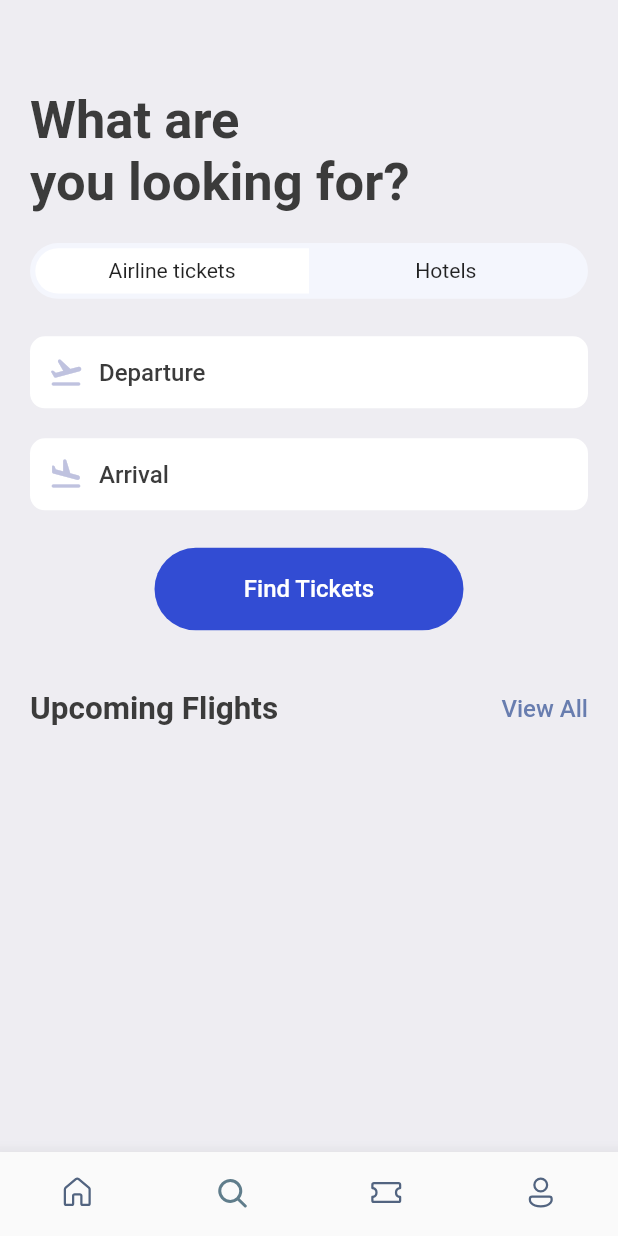
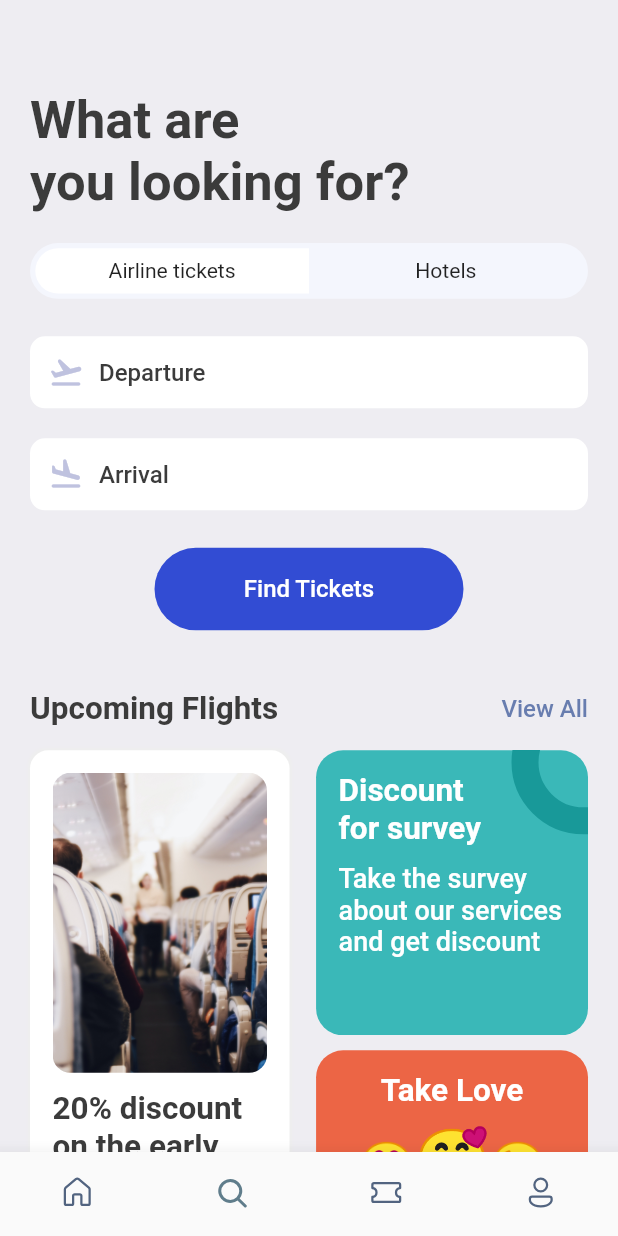
Before and after one commit to JAM5BOCsAdi/booking, a Flutter app: the screen it shows after launch, item 2 of the bottom bar chosen, on a phone screen of 412 x 824 dp. Run offline on Flutter 3.47's test engine with Material 2 defaults, Android fonts, the phone set to English and light mode, and no system bars; our stand-ins replace fluentui_icons, gap, get.

Commit message:
4:25:43 {FINISHED the SearchScreen[2] }

```diff
--- a/lib/screens/search_screen.dart
+++ b/lib/screens/search_screen.dart
@@ -87,6 +87,143 @@ class SearchScreen extends StatelessWidget {
           ),
           Gap(AppLayout.getHeight(40.0)),
           const AppDoubleTextWidget(bigText: "Upcoming Flights", smallText: "View All"),
+          Gap(AppLayout.getHeight(15.0)),
+          Row(
+            mainAxisAlignment: MainAxisAlignment.spaceBetween,
+            children: [
+              Container(
+                height: AppLayout.getHeight(400.0),
+                width: size.width * 0.42,
+                padding: EdgeInsets.symmetric(horizontal: AppLayout.getHeight(15.0), vertical: AppLayout.getWidth(15.0)),
+                decoration: BoxDecoration(
+                  color: Colors.white,
+                  borderRadius: BorderRadius.circular(AppLayout.getHeight(12.0)),
+                  boxShadow: [
+                    BoxShadow(
+                      color: Colors.grey.shade200,
+                      blurRadius: 1.0,
+                      spreadRadius: 1.0,
+                    ),
+                  ],
+                ),
+                child: Column(
+                  children: [
+                    Container(
+                      height: AppLayout.getHeight(200.0),
+                      decoration: BoxDecoration(
+                        borderRadius: BorderRadius.circular(AppLayout.getHeight(12.0)),
+                        image: const DecorationImage(
+                          fit: BoxFit.cover,
+                          image: AssetImage("assets/images/sit.jpg"),
+                        ),
+                      ),
+                    ),
+                    Gap(AppLayout.getHeight(12.0)),
+                    Text(
+                      "20% discount on the early booking of this flight. Don't miss out this chance ",
+                      style: Styles.headLineStyle2,
+                    ),
+                  ],
+                ),
+              ),
+              Column(
+                children: [
+                  Stack(
+                    children: [
+                      Container(
+                        width: size.width * 0.44,
+                        height: AppLayout.getHeight(190.0),
+                        decoration: BoxDecoration(
+                          color: const Color(0xFF3AB8B8),
+                          borderRadius: BorderRadius.circular(
+                            AppLayout.getHeight(18.0),
+                          ),
+                        ),
+                        padding: EdgeInsets.symmetric(
+                          vertical: AppLayout.getHeight(15.0),
+                          horizontal: AppLayout.getWidth(15.0),
+                        ),
+                        child: Column(
+                          crossAxisAlignment: CrossAxisAlignment.start,
+                          children: [
+                            Text(
+                              "Discount\nfor survey",
+                              style: Styles.headLineStyle2.copyWith(
+                                fontWeight: FontWeight.bold,
+                                color: Colors.white,
+                              ),
+                            ),
+                            Gap(AppLayout.getHeight(10.0)),
+                            Text(
+                              "Take the survey about our services and get discount",
+                              style: Styles.headLineStyle2.copyWith(
+                                fontWeight: FontWeight.w500,
+                                fontSize: 18.0,
+                                color: Colors.white,
+                              ),
+                            )
+                          ],
+                        ),
+                      ),
+                      Positioned(
+                        right: -45.0,
+                        top: -40.0,
+                        child: Container(
+                          padding: EdgeInsets.all(AppLayout.getHeight(30.0)),
+                          decoration: BoxDecoration(
+                            color: Colors.transparent,
+                            shape: BoxShape.circle,
+                            border: Border.all(
+                              width: 18.0,
+                              color: const Color(0xFF189999),
+                            ),
+                          ),
+                        ),
+                      ),
+                    ],
+                  ),
+                  Gap(AppLayout.getHeight(10.0)),
+                  Container(
+                    width: size.width * 0.44,
+                    height: AppLayout.getHeight(200.0),
+                    padding: EdgeInsets.symmetric(vertical: AppLayout.getHeight(15.0), horizontal: AppLayout.getWidth(15.0)),
+                    decoration: BoxDecoration(
+                      borderRadius: BorderRadius.circular(AppLayout.getHeight(18.0)),
+                      color: const Color(0xFFEC6545),
+                    ),
+                    child: Column(
+                      children: [
+                        Text(
+                          "Take Love",
+                          style: Styles.headLineStyle2.copyWith(color: Colors.white, fontWeight: FontWeight.bold),
+                          textAlign: TextAlign.center,
+                        ),
+                        Gap(AppLayout.getHeight(10.0)),
+                        RichText(
+                          text: const TextSpan(
+                            children: [
+                              TextSpan(
+                                text: '😍',
+                                style: TextStyle(fontSize: 30.0),
+                              ),
+                              TextSpan(
+                                text: '🥰',
+                                style: TextStyle(fontSize: 40.0),
+                              ),
+                              TextSpan(
+                                text: '😘',
+                                style: TextStyle(fontSize: 30.0),
+                              ),
+                            ],
+                          ),
+                        ),
+                      ],
+                    ),
+                  ),
+                ],
+              ),
+            ],
+          ),
         ],
       ),
     );
```
